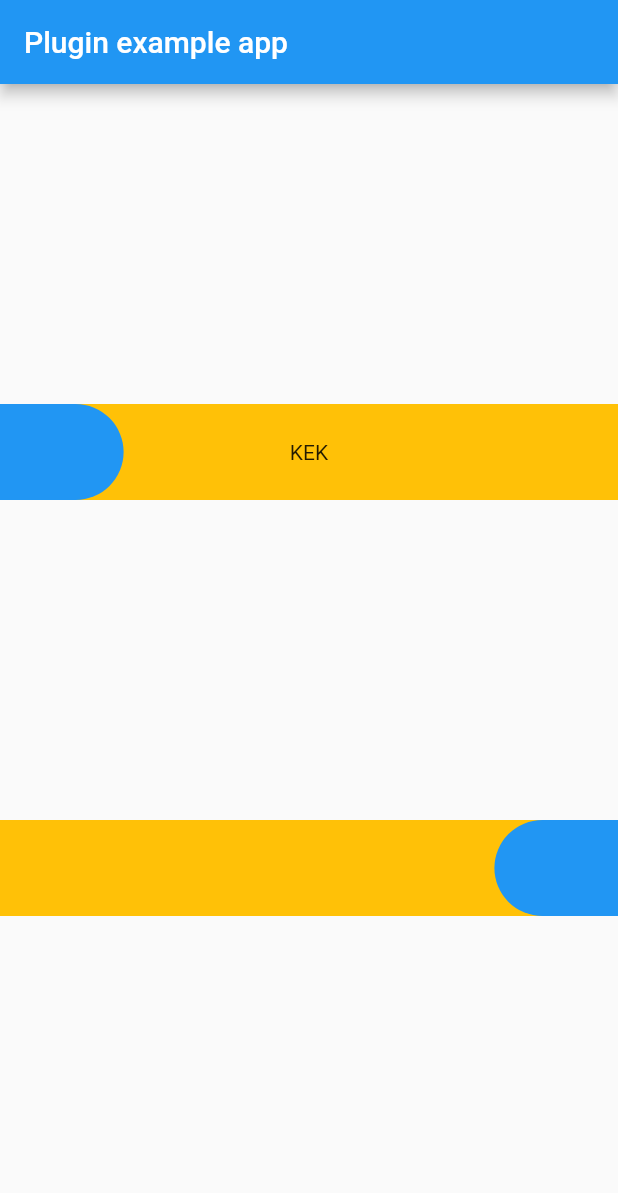
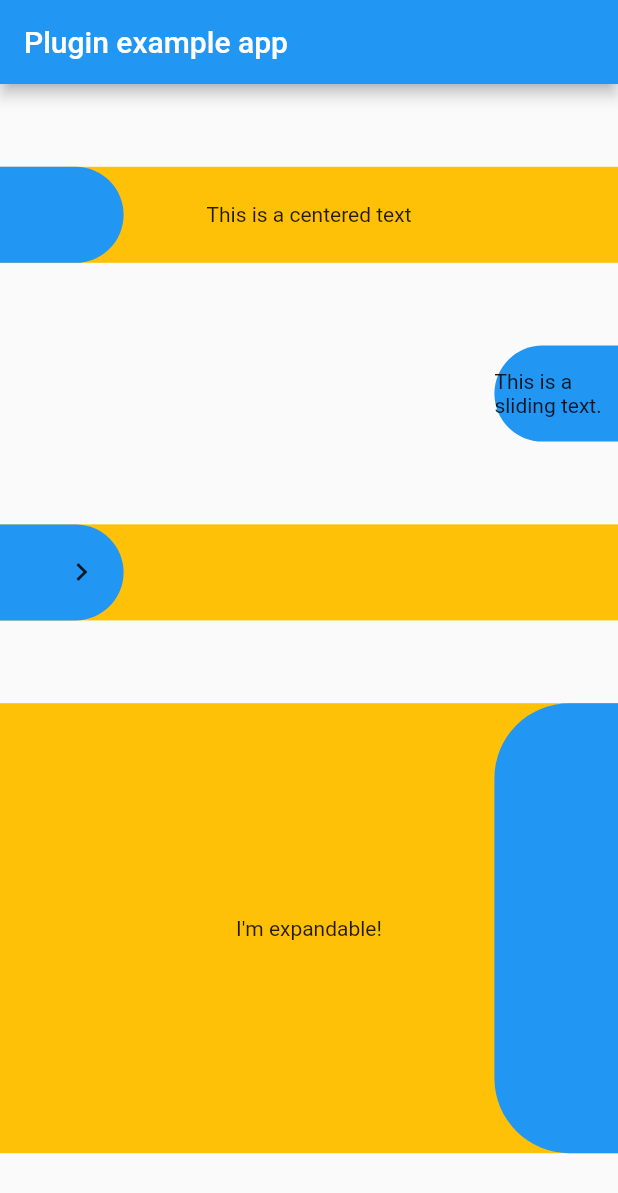
Before and after one commit to Timoteohss/slide_button, a Flutter app: the screen it shows after launch, on a phone screen of 412 x 824 dp. Shown: the top 1193 px of the screen. Run offline on Flutter 3.47's test engine with Material 2 defaults, Android fonts, the light colour scheme and no system bars; our stand-ins replace logger.

Commit message:
Revised version numbers and added better examples

```diff
--- a/example/lib/main.dart
+++ b/example/lib/main.dart
@@ -12,15 +12,10 @@ class MyApp extends StatefulWidget {
 }
 
 class _MyAppState extends State<MyApp> {
-
-
-
   @override
   void initState() {
     super.initState();
-
   }
-
 
   @override
   Widget build(BuildContext context) {
@@ -34,19 +29,43 @@ class _MyAppState extends State<MyApp> {
           children: <Widget>[
             SlideButton(
               height: 64,
-              backgroundChild: Center(child: Text("KEK"),),
+              backgroundChild: Center(
+                child: Text("This is a centered text"),
+              ),
               backgroundColor: Colors.amber,
               slidingBarColor: Colors.blue,
               slideDirection: SlideDirection.RIGHT,
             ),
             SlideButton(
               height: 64,
-              backgroundColor: Colors.amber,
+              backgroundColor: Colors.transparent,
+              slidingChild: Center(child: Text("This is a sliding text."),),
               slidingBarColor: Colors.blue,
               slideDirection: SlideDirection.LEFT,
             ),
-
-
+            SlideButton(
+              height: 64,
+              slidingChild: Align(
+                alignment: Alignment.centerRight,
+                child: Container(
+                    margin: EdgeInsets.symmetric(horizontal: 16),
+                    child: Icon(Icons.chevron_right)),
+              ),
+              backgroundColor: Colors.amber,
+              slidingBarColor: Colors.blue,
+              slideDirection: SlideDirection.RIGHT,
+            ),
+            SizedBox(
+              height: 300,
+              child: SlideButton(
+                backgroundColor: Colors.amber,
+                backgroundChild: Center(
+                  child: Text("I'm expandable!"),
+                ),
+                slidingBarColor: Colors.blue,
+                slideDirection: SlideDirection.LEFT,
+              ),
+            ),
           ],
         ),
       ),
--- a/pubspec.yaml
+++ b/pubspec.yaml
@@ -1,6 +1,6 @@
 name: slide_button
 description: A swipe to confirm button for flutter.
-version: 0.5.0
+version: 0.2.2
 author: Timóteo Holanda
 homepage:
 
```
Also changed, not shown: example/pubspec.lock, 2 other files.
